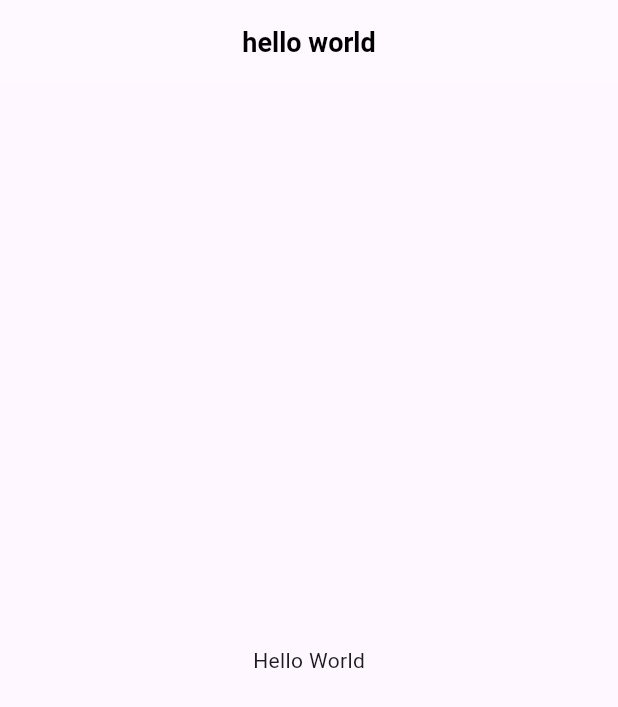
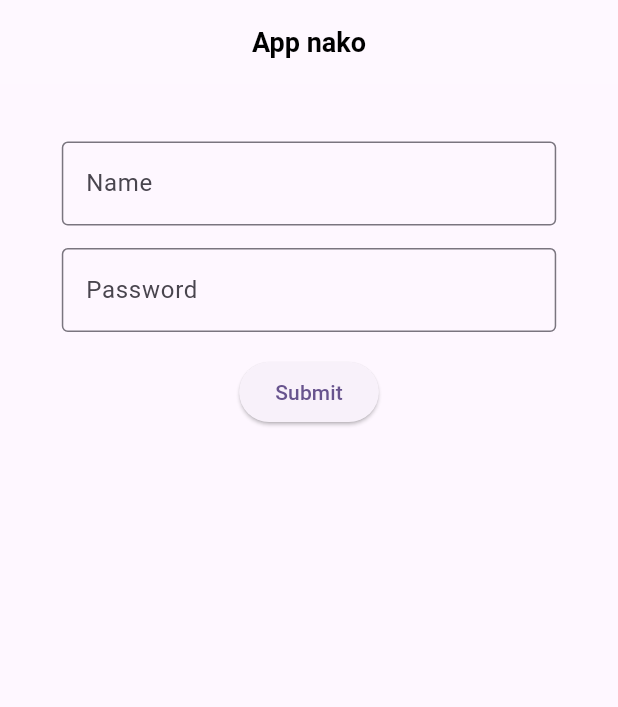
Before and after one commit to Low3ee/flutterApp, a Flutter app: the screen it shows after launch, on a phone screen of 412 x 824 dp. Shown: the top 707 px of the screen. Run offline on Flutter 3.47's test engine with Material 2 defaults, Android fonts, the phone set to English and light mode, and no system bars; missing offline and left inert: dart:html.

Commit message:
Log in Page

```diff
--- a/lib/Pages/home.page.dart
+++ b/lib/Pages/home.page.dart
@@ -1,7 +1,6 @@
 import 'dart:html';
 
 import 'package:flutter/material.dart';
-
 
 class HomePage extends StatelessWidget {
   const HomePage({super.key});
@@ -10,22 +9,84 @@ class HomePage extends StatelessWidget {
   Widget build(BuildContext context) {
     return Scaffold(
       appBar: AppBar(
-          title: const Text("hello world",
+        title: const Text(
+          "App nako",
           style: TextStyle(
-              color: Colors.black,
-              fontSize: 18,
-              fontWeight: FontWeight.bold
-            ),
-              ),
-            backgroundColor: Colors.white12,
-            centerTitle: true,
-          ),
-      body:
-
-           const Center(
-              child: Text("Hello World"),
-            )
-
+              color: Colors.black, fontSize: 18, fontWeight: FontWeight.bold),
+        ),
+        backgroundColor: Colors.white12,
+        centerTitle: true,
+      ),
+      body: const MyForm(),
     );
   }
 }
+
+class MyForm extends StatefulWidget {
+  const MyForm({super.key});
+
+  @override
+  MyFormState createState() {
+    return MyFormState();
+  }
+}
+
+class MyFormState extends State<MyForm> {
+  final _formKey = GlobalKey<FormState>();
+
+  @override
+  Widget build(BuildContext context) {
+    return Center(
+        child: FractionallySizedBox(
+            widthFactor: 0.8,
+            heightFactor: 0.9,
+            child:  Form(
+                    key: _formKey,
+                    child: (Column(
+                      crossAxisAlignment: CrossAxisAlignment.center,
+                      children: [
+                        TextFormField(
+                          decoration: const InputDecoration(
+                              border: OutlineInputBorder(),
+                              hintText: 'Enter Your Name',
+                              labelText: 'Name'),
+                          validator: (value) {
+                            if (value == null || value.isEmpty) {
+                              return "Please enter Name";
+                            }
+                            return null;
+                          },
+                        ),
+                        const SizedBox( height: 15),
+                        TextFormField(
+                          decoration: const InputDecoration(
+                              border: OutlineInputBorder(),
+                              hintText: 'Enter Your Password',
+                              labelText: 'Password'),
+                          obscureText: true,
+                          validator: (value) {
+                            if (value == null || value.isEmpty) {
+                              return "Please enter Password";
+                            }
+                            return null;
+                          },
+                        ),
+                        Padding(
+                          padding: const EdgeInsets.symmetric(vertical: 16),
+                          child: ElevatedButton(
+                            onPressed: () {
+                              if (_formKey.currentState!.validate()) {
+                                print()
+                                ScaffoldMessenger.of(context).showSnackBar(
+                                    const SnackBar(
+                                        content: Text('Processing Data')));
+                              }
+                              ;
+                            },
+                            child: const Text("Submit"),
+                          ),
+                        )
+                      ],
+                    )))));
+  }
+}
```
